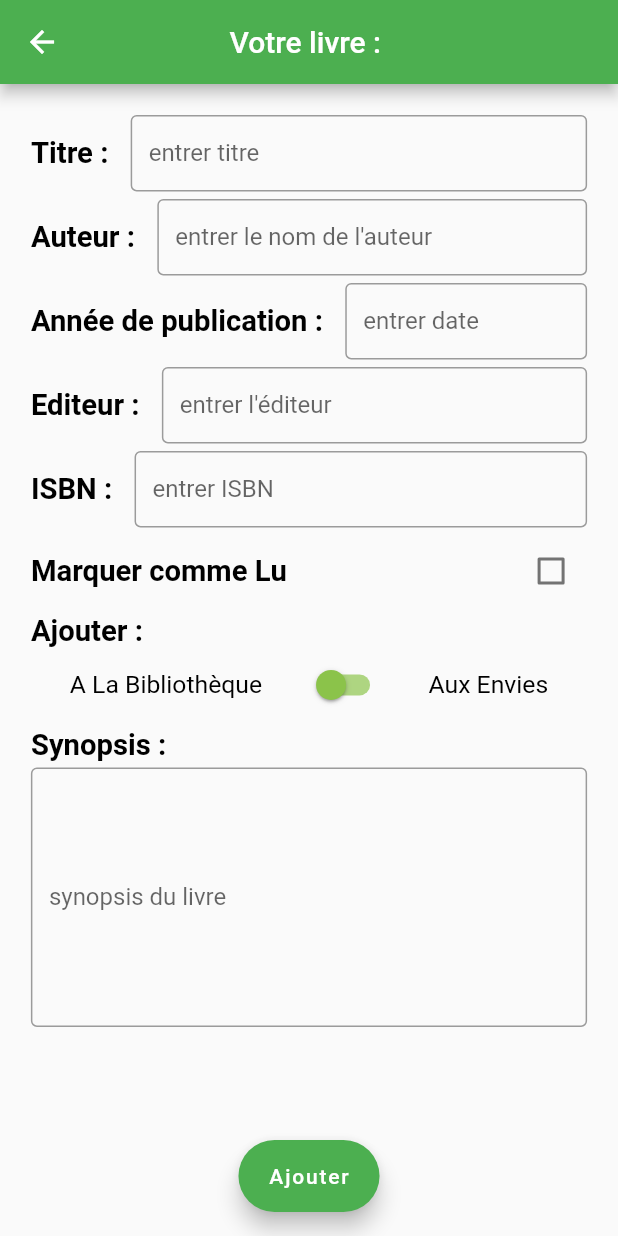
After one commit to ValJoly/bar_code_scanner, a Flutter app: the AjouterLivreManuellement screen opened directly, on a phone screen of 412 x 824 dp. The commit adds this screen. Run offline on Flutter 3.47's test engine with Material 2 defaults, Android fonts, the phone set to English and light mode, and no system bars; our stand-ins replace focused_menu; missing offline and left inert: flutter_barcode_scanner, flutter_circular_chart, flutter_sparkline.

Commit message:
Ajouter manuellement un livre

```diff
--- /dev/null
+++ b/lib/ajouterLivreManuellement.dart
@@ -0,0 +1,197 @@
+import 'dart:ui';
+
+import 'package:flutter/cupertino.dart';
+import 'package:flutter/material.dart';
+import 'package:flutter/painting.dart';
+import 'package:flutter/services.dart';
+import 'dart:convert' as convert;
+import 'package:http/http.dart' as http;
+import 'widgetsPerso/textePerso.dart';
+
+
+// classe qui correspond à la vue qui permet d'ajouter un livre en entrant manuellement les données d'un livre
+class AjouterLivreManuellement extends StatefulWidget {
+
+  @override
+  State<StatefulWidget> createState() {
+    return new _AjouterLivreManuellement();
+  }
+}
+
+
+
+// state coorespondant
+class _AjouterLivreManuellement extends State<AjouterLivreManuellement> {
+
+  // attributs pour le futur livre
+  String titre = "Inconnu";
+  String auteur = "Inconnu";
+  String datePublication = "Iconnue";
+  String editeur = "Inconnu";
+  String isbn = "Inconnu";
+  // dans quelle catégorie on va ajouter le livre
+  // bibliothèque = false
+  // envie = true
+  bool ajouterA = false;
+  // savoir si on veut marquer le livre comme lu ou non
+  bool lu = false;
+  String synopsis = "vide";
+
+  // méthode quand on appuie sur le bouton terminer --> ajouter le livre
+  void terminer(){
+    var retour = {'Titre': titre,'Auteur': auteur, 'DatePublication': datePublication, 'Editeur': this.editeur, 'ISBN': isbn, "UrlImage": "vide", "Synopsis": synopsis, "Lu": lu, "Envie": ajouterA };
+    Navigator.pop(context, retour);
+  }
+
+
+  @override
+  Widget build(BuildContext context) {
+    double largeur = MediaQuery.of(context).size.width;
+    double hauteur = MediaQuery.of(context).size.height;
+    print("\nDébut du build ajouter livre manuellement\n");
+    return new Scaffold(
+
+      // bouton pour valider et ajouter le livre
+      resizeToAvoidBottomPadding: false,
+      floatingActionButtonLocation: FloatingActionButtonLocation.centerFloat,
+      floatingActionButton: new FloatingActionButton.extended(
+          label: new Text("Ajouter"),
+          backgroundColor: ajouterA ? Colors.amber : Colors.green,
+          splashColor: Colors.white,
+          onPressed: terminer,
+      ),
+
+      // appbar de notre vue
+      appBar: new AppBar(
+        title: ajouterA ? new Text("Votre envie : ") : new Text("Votre livre : "),
+        backgroundColor: ajouterA ? Colors.amber : Colors.green,
+        centerTitle: true,
+      ),
+
+      // corps de notre vue
+      body: new SingleChildScrollView(
+        padding: EdgeInsets.all(largeur*0.05),
+        child: new Column(
+          children: [
+
+            // row du titre
+            new Row(
+              children: [
+                new TextePerso("Titre : ", textScaleFactor: 1.3, fontWeight: FontWeight.bold,),
+                new Container(width: 10,),
+                Expanded(child: new TextField(onChanged: (texte){titre = texte; print(titre);}, decoration: InputDecoration(border: OutlineInputBorder(), labelText: "entrer titre", isDense: true),)),
+              ],
+            ),
+
+            new Container(height: 5),
+
+            // row du l'auteur
+            new Row(
+              children: [
+                new TextePerso("Auteur : ", textScaleFactor: 1.3, fontWeight: FontWeight.bold,),
+                new Container(width: 10,),
+                Expanded(child: new TextField(onChanged: (texte){auteur = texte;}, decoration: InputDecoration(border: OutlineInputBorder(), labelText: "entrer le nom de l'auteur", isDense: true,),)),
+              ],
+            ),
+
+            new Container(height: 5),
+
+            // row de la date de publication
+            new Row(
+              children: [
+                new TextePerso("Année de publication : ", textScaleFactor: 1.3, fontWeight: FontWeight.bold,),
+                new Container(width: 10,),
+                Expanded(child: new TextField(onChanged: (texte){datePublication = texte;}, keyboardType: TextInputType.number, inputFormatters: <TextInputFormatter>[FilteringTextInputFormatter.allow(RegExp(r'[0-9]')),], decoration: InputDecoration(border: OutlineInputBorder(), labelText: "entrer date", isDense: true),)),
+              ],
+            ),
+
+            new Container(height: 5),
+
+            // row de l'éditeur
+            new Row(
+              children: [
+                new TextePerso("Editeur : ", textScaleFactor: 1.3, fontWeight: FontWeight.bold,),
+                new Container(width: 10,),
+                Expanded(child: new TextField(onChanged: (texte){editeur = texte;}, decoration: InputDecoration(border: OutlineInputBorder(), labelText: "entrer l'éditeur", isDense: true),)),
+              ],
+            ),
+
+            new Container(height: 5),
+
+            // row ISBN
+            new Row(
+              children: [
+                new TextePerso("ISBN : ", textScaleFactor: 1.3, fontWeight: FontWeight.bold,),
+                new Container(width: 10,),
+                Expanded(child: new TextField(onChanged: (texte){isbn = texte;}, keyboardType: TextInputType.number, inputFormatters: <TextInputFormatter>[FilteringTextInputFormatter.allow(RegExp(r'[0-9]')),], decoration: InputDecoration(border: OutlineInputBorder(), labelText: "entrer ISBN", isDense: true),)),
+              ],
+            ),
+
+            new Container(height: 5),
+
+            // row pour ajouter ou non comme lu
+            new Row(
+              mainAxisAlignment: MainAxisAlignment.spaceBetween,
+              children: <Widget> [
+                new TextePerso("Marquer comme Lu", textScaleFactor: 1.3, fontWeight: FontWeight.bold,),
+                new Checkbox(value: lu, onChanged: (bool b){
+                  setState(() {
+                    if(!ajouterA) { // une envie de ne peut pas être déjà lue
+                      lu = b;
+                    }
+                  });
+                })
+              ],
+            ),
+
+            new Container(height: 5),
+
+            // deux rows pour savoir si on ajoute à la bibiothèque ou au envie
+            new Row(
+              mainAxisAlignment: MainAxisAlignment.spaceBetween,
+              children: <Widget> [
+                new TextePerso("Ajouter :", textScaleFactor: 1.3, fontWeight: FontWeight.bold,),
+                new Container()
+              ],
+            ),
+            new Row(
+              mainAxisAlignment: MainAxisAlignment.spaceEvenly,
+              children: [
+                new TextePerso("A La Bibliothèque", textScaleFactor: 1.1,),
+                new Switch(value: ajouterA, onChanged: (bool b){ setState(() { ajouterA = b; if(b) { lu  = false; } });}, // un livre des envies n'est a priori pas encore lu ?
+                  activeColor: Colors.amber,
+                  inactiveThumbColor: Colors.lightGreen,
+                  inactiveTrackColor: Colors.lightGreen[300],
+                ),
+                new TextePerso("Aux Envies", textScaleFactor: 1.1, )
+              ],
+            ),
+
+            new Container(height: 5),
+
+            // row du synopsis
+            new Column(
+              crossAxisAlignment: CrossAxisAlignment.start,
+              children: [
+                new TextePerso("Synopsis : ", textScaleFactor: 1.3, fontWeight: FontWeight.bold,),
+                new Container(height: 3),
+                new TextField(
+                    onChanged: (texte){synopsis = texte;},
+                    maxLines: 7,
+                    decoration: InputDecoration(
+                        border: OutlineInputBorder(),
+                        labelText: "synopsis du livre"
+                    )
+                )
+              ],
+            )
+
+          ],
+        ),
+      ),
+
+    );
+  } //  build du state
+
+
+} // classe du state
--- a/lib/barcodescanner.dart
+++ b/lib/barcodescanner.dart
@@ -1,5 +1,6 @@
 import 'dart:async';
 
+import 'package:bar_code_scanner/ajouterLivreManuellement.dart';
 import 'package:bar_code_scanner/stat.dart';
 import 'package:bar_code_scanner/widgetsPerso/textePerso.dart';
 import 'package:flutter/cupertino.dart';
@@ -10,6 +11,7 @@ import 'package:flutter_barcode_scanner/flutter_barcode_scanner.dart';
 import 'package:focused_menu/focused_menu.dart';
 import 'package:focused_menu/modals.dart';
 import 'livre.dart';
+import 'ajouterLivreManuellement.dart';
 import 'widgetsPerso/cardLivre.dart';
 import 'mesObjets/dataLivre.dart';
 
@@ -478,9 +480,27 @@ class _BarCodeScannerState extends State<BarCodeScanner> {
                     ),
                     new FocusedMenuItem(
                       title: new TextePerso("Ajouter à la main", textScaleFactor: 1.2,),
-                      trailingIcon: new Icon(Icons.pets_rounded, color: this.listColor[selectedIndex],),
-                      onPressed: (){
-
+                      trailingIcon: new Icon(Icons.assignment_rounded, color: this.listColor[selectedIndex],),
+                      onPressed: () async {
+                        final result = await Navigator.push(
+                            context,
+                            // on affiche la page pour ajouter manuellement un livre
+                            MaterialPageRoute(builder: (context) => AjouterLivreManuellement())
+                        );
+                        print("result de livre manuellement ${result["Titre"]}");
+                        // on instancie un objet avec les infos
+                        DataLivre monLivre = new DataLivre(result["Titre"], result["Auteur"], result["DatePublication"], result["Editeur"], result["ISBN"], result["UrlImage"], result["Synopsis"], result["Lu"], result["Envie"], DateTime.now());
+                        setState(() {
+                          // on l'ajoute aux données
+                          listDataLivre.add(monLivre);
+                          // et selon le choix de l'utilisateur on instancie un widget correspondant dans les envies ou dans la bibliothèque
+                          if(result["Envie"]){
+                            listCardEnvie.add(new CardLivre(monLivre));
+                          }
+                          else {
+                            listCardLivre.add(new CardLivre(monLivre));
+                          }
+                        });
                       },
                     ),
                   ]
--- a/lib/livre.dart
+++ b/lib/livre.dart
@@ -192,7 +192,7 @@ class _LivreState extends State<Livre>{
 
   // méthode quand on appuie sur le bouton terminer --> ajouter le livre
   void terminer(){
-    var retour = {'Titre': this.s_titre,'Auteur': this.s_auteur, 'DatePublication': this.s_datePublication, 'Editeur': this.s_editeur, 'ISBN': this.s_ISBN, "UrlImage": this.s_urlImage, "Synopsis": this.s_synopsis, "Lu": false, "Envie": ajouterA };
+    var retour = {'Titre': this.s_titre,'Auteur': this.s_auteur, 'DatePublication': this.s_datePublication, 'Editeur': this.s_editeur, 'ISBN': this.s_ISBN, "UrlImage": this.s_urlImage, "Synopsis": this.s_synopsis, "Lu": lu, "Envie": ajouterA };
     Navigator.pop(context, retour);
   }
 
--- a/pubspec.yaml
+++ b/pubspec.yaml
@@ -21,6 +21,7 @@ environment:
   sdk: ">=2.7.0 <3.0.0"
 
 dependencies:
+  flutter_number_picker: ^0.0.8
   flutter_sparkline: ^0.1.0
   flutter_staggered_grid_view: ^0.2.5
   flutter_circular_chart: ^0.1.0
```
Also changed, not shown: pubspec.lock.
